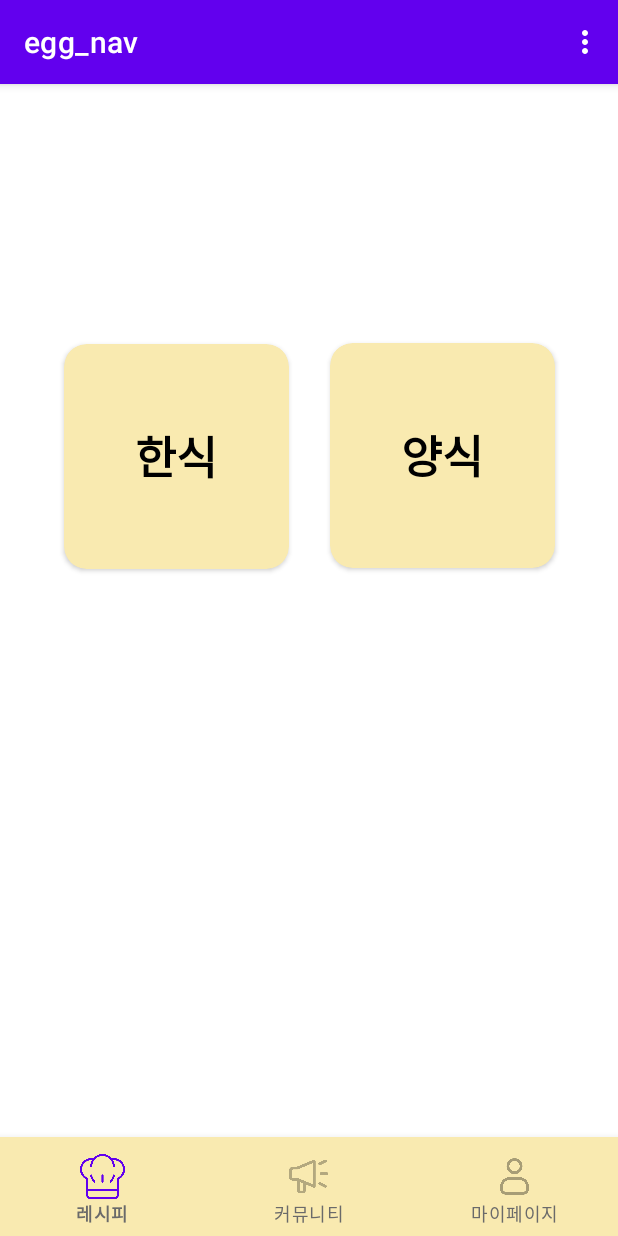
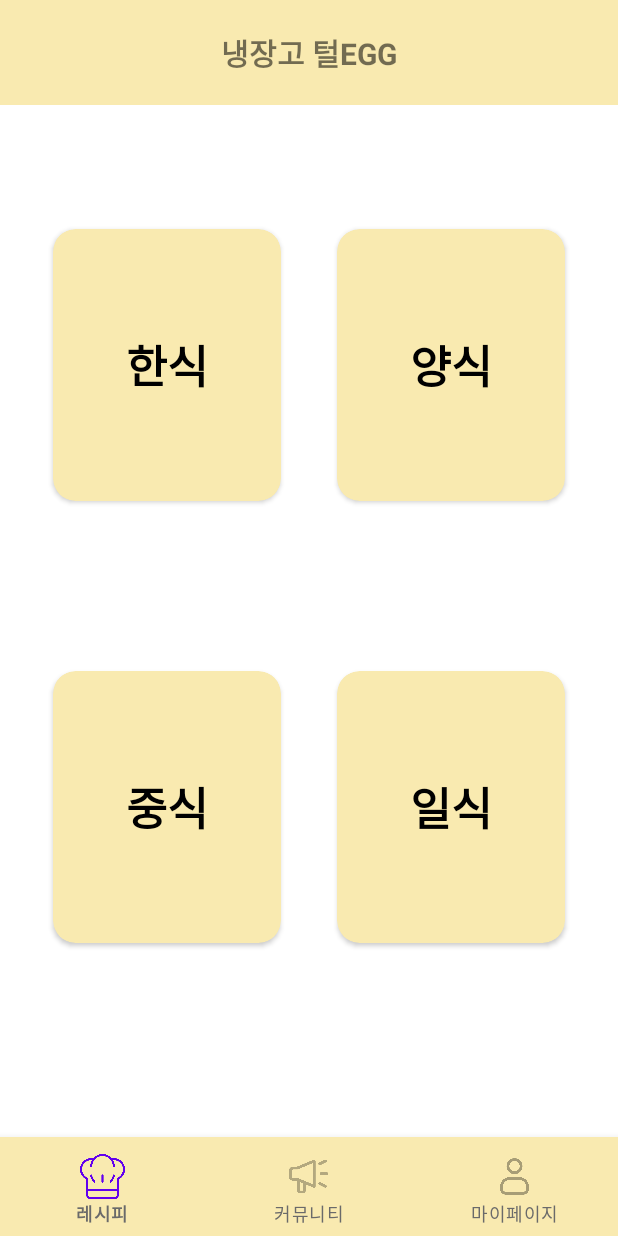
Before and after one commit to JGBean/CookRecipe, an Android app: the fragment CountryRecipeFragment placed in its activity, on a phone screen of 412 x 824 dp. Run offline under Robolectric (Android 15) with nearby library versions, the phone set to English and light mode, and no system bars; our stand-ins replace data binding.

Commit message:
navbar 수정, recipe page 2번째까지 제작

```diff
--- a/app/build.gradle.kts
+++ b/app/build.gradle.kts
@@ -42,6 +42,9 @@ android {
     viewBinding {
         enable = true
     }
+    buildFeatures {
+        dataBinding = true
+    }
 }
 
 dependencies {
@@ -56,6 +59,7 @@ dependencies {
     implementation(libs.androidx.fragment.ktx)
     implementation(libs.androidx.navigation.ui.ktx)
     implementation(libs.firebase.database)
+    implementation(libs.androidx.activity)
     testImplementation(libs.junit)
     androidTestImplementation(libs.androidx.junit)
     androidTestImplementation(libs.androidx.espresso.core)
--- a/app/src/main/java/com/cook_recipe_app/firebase/CommunityFragment.kt
+++ b/app/src/main/java/com/cook_recipe_app/firebase/CommunityFragment.kt
@@ -17,7 +17,7 @@ private const val ARG_PARAM2 = "param2"
  * Use the [CommunityFragment.newInstance] factory method to
  * create an instance of this fragment.
  */
-class CommunityFragment : Fragment() {
+class CommunityFragment : BaseFragment() {
     // TODO: Rename and change types of parameters
     private var param1: String? = null
     private var param2: String? = null
--- a/app/src/main/java/com/cook_recipe_app/firebase/CountryRecipeFragment.kt
+++ b/app/src/main/java/com/cook_recipe_app/firebase/CountryRecipeFragment.kt
@@ -6,21 +6,18 @@ import android.view.LayoutInflater
 import android.view.View
 import android.view.ViewGroup
 
-class CountryRecipeFragment : Fragment() {
+class CountryRecipeFragment : BaseFragment() {
+
+    companion object {
+        fun newInstance(): CountryRecipeFragment {
+            return CountryRecipeFragment()
+        }
+    }
 
     override fun onCreateView(
         inflater: LayoutInflater, container: ViewGroup?,
         savedInstanceState: Bundle?
     ): View? {
-        // Inflate the layout for this fragment
         return inflater.inflate(R.layout.fragment_country_recipe, container, false)
     }
-
-    companion object {
-        // newInstance 메서드 추가
-        @JvmStatic
-        fun newInstance(): CountryRecipeFragment {
-            return CountryRecipeFragment()
-        }
-    }
 }
--- a/app/src/main/java/com/cook_recipe_app/firebase/MainActivity.kt
+++ b/app/src/main/java/com/cook_recipe_app/firebase/MainActivity.kt
@@ -3,16 +3,10 @@ package com.cook_recipe_app.firebase
 
 import android.os.Bundle
 import android.view.Menu
-import android.view.MenuItem
 import androidx.appcompat.app.AppCompatActivity
 import androidx.fragment.app.Fragment
 import androidx.navigation.findNavController
-import com.cook_recipe_app.firebase.CommunityFragment
-import com.cook_recipe_app.firebase.MypageFragment
-import com.cook_recipe_app.firebase.RecipeFragment
-import com.cook_recipe_app.firebase.R
 import com.cook_recipe_app.firebase.databinding.ActivityMainBinding
-import com.google.android.material.bottomnavigation.BottomNavigationView
 
 class MainActivity : AppCompatActivity() {
 
@@ -42,19 +36,10 @@ class MainActivity : AppCompatActivity() {
 
     override fun onCreateOptionsMenu(menu: Menu): Boolean {
         // Inflate the menu; this adds items to the action bar if it is present.
-        menuInflater.inflate(R.menu.menu_main, menu)
+        menuInflater.inflate(R.menu.menu_bottom, menu)
         return true
     }
 
-//    override fun onOptionsItemSelected(item: MenuItem): Boolean {
-//        // Handle action bar item clicks here. The action bar will
-//        // automatically handle clicks on the Home/Up button, so long
-//        // as you specify a parent activity in AndroidManifest.xml.
-//        return when (item.itemId) {
-//            R.id.action_settings -> true
-//            else -> super.onOptionsItemSelected(item)
-//        }
-//    }
 
     override fun onSupportNavigateUp(): Boolean {
         val navController = findNavController(R.id.nav_host_fragment_content_main)
--- a/app/src/main/java/com/cook_recipe_app/firebase/MypageFragment.kt
+++ b/app/src/main/java/com/cook_recipe_app/firebase/MypageFragment.kt
@@ -8,7 +8,7 @@ import android.view.ViewGroup
 import com.cook_recipe_app.firebase.R
 
 
-class MypageFragment : Fragment() {
+class MypageFragment : BaseFragment() {
 
     override fun onCreate(savedInstanceState: Bundle?) {
         super.onCreate(savedInstanceState)
--- a/app/src/main/java/com/cook_recipe_app/firebase/SplashActivity.kt
+++ b/app/src/main/java/com/cook_recipe_app/firebase/SplashActivity.kt
@@ -4,12 +4,7 @@ import android.content.Intent
 import android.os.Bundle
 import android.os.Handler
 import android.os.Looper
-import com.cook_recipe_app.firebase.MainActivity
-import androidx.activity.enableEdgeToEdge
 import androidx.appcompat.app.AppCompatActivity
-import androidx.core.view.ViewCompat
-import androidx.core.view.WindowInsetsCompat
-import com.cook_recipe_app.firebase.R
 
 class SplashActivity : AppCompatActivity() {
     override fun onCreate(savedInstanceState: Bundle?) {
--- a/app/src/main/res/layout/activity_main.xml
+++ b/app/src/main/res/layout/activity_main.xml
@@ -7,6 +7,27 @@
     android:layout_height="match_parent"
     android:fitsSystemWindows="true"
     tools:context=".MainActivity">
+
+    <FrameLayout
+        android:id="@+id/titleBar"
+        android:layout_width="match_parent"
+        android:layout_height="wrap_content"
+        android:background="@color/lightYellow"
+        android:padding="10dp"
+        app:layout_constraintEnd_toEndOf="parent"
+        app:layout_constraintStart_toStartOf="parent"
+        app:layout_constraintTop_toTopOf="parent">
+
+        <TextView
+            android:layout_width="wrap_content"
+            android:layout_height="wrap_content"
+            android:layout_gravity="center"
+            android:gravity="center"
+            android:padding="10dp"
+            android:text="냉장고 털EGG"
+            android:textSize="20sp"
+            android:textStyle="bold" />
+    </FrameLayout>
 
     <FrameLayout
         android:id="@+id/container_main"
@@ -36,7 +57,7 @@
         app:layout_constraintEnd_toEndOf="parent"
         app:layout_constraintHorizontal_bias="0.0"
         app:layout_constraintStart_toStartOf="parent"
-        app:menu="@menu/menu_main">
+        app:menu="@menu/menu_bottom">
 
     </com.google.android.material.bottomnavigation.BottomNavigationView>
 
@@ -44,7 +65,7 @@
         android:id="@+id/fragment_container"
         android:layout_width="match_parent"
         android:layout_height="0dp"
-        app:layout_constraintTop_toTopOf="parent"
-        app:layout_constraintBottom_toTopOf="@id/bottom_navigation_view" />
+        app:layout_constraintBottom_toTopOf="@id/bottom_navigation_view"
+        app:layout_constraintTop_toBottomOf="@+id/titleBar" />
 
 </androidx.constraintlayout.widget.ConstraintLayout>
--- a/app/src/main/res/layout/fragment_country_recipe.xml
+++ b/app/src/main/res/layout/fragment_country_recipe.xml
@@ -3,24 +3,28 @@
     xmlns:android="http://schemas.android.com/apk/res/android"
     xmlns:tools="http://schemas.android.com/tools"
     xmlns:app="http://schemas.android.com/apk/res-auto"
-    tools:context=".CountryRecipeFragment">
+    tools:context=".CountryRecipeFragment"
+    android:background="@color/white">
 
     <androidx.constraintlayout.widget.ConstraintLayout
         android:layout_width="match_parent"
-        android:layout_height="match_parent">
+        android:layout_height="match_parent"
+        android:padding="16dp">
 
         <androidx.cardview.widget.CardView
             android:id="@+id/korean"
-            android:layout_width="150dp"
-            android:layout_height="150dp"
+            android:layout_width="0dp"
+            android:layout_height="0dp"
+            android:layout_marginEnd="8dp"
             android:backgroundTint="@color/lightYellow"
             app:cardCornerRadius="15dp"
             app:layout_constraintBottom_toBottomOf="parent"
-            app:layout_constraintEnd_toEndOf="parent"
-            app:layout_constraintHorizontal_bias="0.164"
+            app:layout_constraintEnd_toStartOf="@+id/amercian"
+            app:layout_constraintHeight_percent="0.25"
             app:layout_constraintStart_toStartOf="parent"
             app:layout_constraintTop_toTopOf="parent"
-            app:layout_constraintVertical_bias="0.314">
+            app:layout_constraintVertical_bias="0.251"
+            app:layout_constraintWidth_percent="0.4">
 
             <TextView
                 android:layout_width="wrap_content"
@@ -35,16 +39,18 @@
 
         <androidx.cardview.widget.CardView
             android:id="@+id/amercian"
-            android:layout_width="150dp"
-            android:layout_height="150dp"
+            android:layout_width="0dp"
+            android:layout_height="0dp"
+            android:layout_marginStart="10dp"
             android:backgroundTint="@color/lightYellow"
             app:cardCornerRadius="15dp"
             app:layout_constraintBottom_toBottomOf="parent"
             app:layout_constraintEnd_toEndOf="parent"
-            app:layout_constraintHorizontal_bias="0.397"
+            app:layout_constraintHeight_percent="0.25"
             app:layout_constraintStart_toEndOf="@+id/korean"
             app:layout_constraintTop_toTopOf="parent"
-            app:layout_constraintVertical_bias="0.313">
+            app:layout_constraintVertical_bias="0.251"
+            app:layout_constraintWidth_percent="0.4">
 
             <TextView
                 android:layout_width="wrap_content"
@@ -57,8 +63,60 @@
 
         </androidx.cardview.widget.CardView>
 
+        <androidx.cardview.widget.CardView
+            android:id="@+id/chineses"
+            android:layout_width="0dp"
+            android:layout_height="0dp"
+            android:layout_marginEnd="8dp"
+            android:backgroundTint="@color/lightYellow"
+            app:cardCornerRadius="15dp"
+            app:layout_constraintBottom_toBottomOf="parent"
+            app:layout_constraintEnd_toStartOf="@+id/japanese"
+            app:layout_constraintHeight_percent="0.25"
+            app:layout_constraintStart_toStartOf="parent"
+            app:layout_constraintTop_toBottomOf="@+id/korean"
+            app:layout_constraintWidth_percent="0.4">
+
+            <TextView
+                android:layout_width="wrap_content"
+                android:layout_height="wrap_content"
+                android:layout_gravity="center"
+                android:text="중식"
+                android:textColor="@color/black"
+                android:textSize="30sp"
+                android:textStyle="bold" />
+
+        </androidx.cardview.widget.CardView>
+
+        <androidx.cardview.widget.CardView
+            android:id="@+id/japanese"
+            android:layout_width="0dp"
+            android:layout_height="0dp"
+            android:layout_marginStart="10dp"
+            android:backgroundTint="@color/lightYellow"
+            app:cardCornerRadius="15dp"
+            app:layout_constraintBottom_toBottomOf="parent"
+            app:layout_constraintEnd_toEndOf="parent"
+            app:layout_constraintHeight_percent="0.25"
+            app:layout_constraintStart_toEndOf="@+id/chineses"
+            app:layout_constraintTop_toBottomOf="@+id/amercian"
+            app:layout_constraintWidth_percent="0.4">
+
+            <TextView
+                android:layout_width="wrap_content"
+                android:layout_height="wrap_content"
+                android:layout_gravity="center"
+                android:text="일식"
+                android:textColor="@color/black"
+                android:textSize="30sp"
+                android:textStyle="bold" />
+
+        </androidx.cardview.widget.CardView>
 
     </androidx.constraintlayout.widget.ConstraintLayout>
 
 
+
+
+
 </layout>
--- a/app/src/main/res/navigation/nav_graph.xml
+++ b/app/src/main/res/navigation/nav_graph.xml
@@ -12,7 +12,7 @@
         tools:layout="@layout/activity_splash" />
     <activity
         android:id="@+id/mainActivity"
-        android:name="com.cook_recipe_app.firebase.MainActivity"
+        android:name="com.cook_recipe_app.firebase.MainActivity2"
         android:label="activity_main"
         tools:layout="@layout/activity_main" />
     <fragment
--- a/app/src/main/res/values/themes.xml
+++ b/app/src/main/res/values/themes.xml
@@ -11,6 +11,7 @@
         <item name="colorOnSecondary">@color/black</item>
         <!-- Status bar color. -->
         <item name="android:statusBarColor">?attr/colorPrimaryVariant</item>
+        <item name="windowNoTitle">true</item>
         <!-- Customize your theme here. -->
     </style>
 </resources>
--- a/gradle/libs.versions.toml
+++ b/gradle/libs.versions.toml
@@ -13,6 +13,7 @@ lifecycleViewmodelKtx = "2.8.6"
 navigationFragmentKtx = "2.6.0"
 navigationUiKtx = "2.6.0"
 firebaseDatabase = "21.0.0"
+activity = "1.9.3"
 
 [libraries]
 androidx-core-ktx = { group = "androidx.core", name = "core-ktx", version.ref = "coreKtx" }
@@ -28,6 +29,7 @@ androidx-lifecycle-viewmodel-ktx = { group = "androidx.lifecycle", name = "lifec
 androidx-navigation-fragment-ktx = { group = "androidx.navigation", name = "navigation-fragment-ktx", version.ref = "navigationFragmentKtx" }
 androidx-navigation-ui-ktx = { group = "androidx.navigation", name = "navigation-ui-ktx", version.ref = "navigationUiKtx" }
 firebase-database = { group = "com.google.firebase", name = "firebase-database", version.ref = "firebaseDatabase" }
+androidx-activity = { group = "androidx.activity", name = "activity", version.ref = "activity" }
 
 [plugins]
 android-application = { id = "com.android.application", version.ref = "agp" }
```
Also changed, not shown: app/src/main/AndroidManifest.xml (+10 -11 lines), app/src/main/java/com/cook_recipe_app/firebase/BaseFragment.kt (added, +44 -0 lines), app/src/main/java/com/cook_recipe_app/firebase/RecipeFragment.kt (+6 -13 lines), app/src/main/res/layout/fragment_base.xml (added, +14 -0 lines), app/src/main/res/menu/menu_bottom.xml (renamed from app/src/main/res/menu/menu_main.xml).
